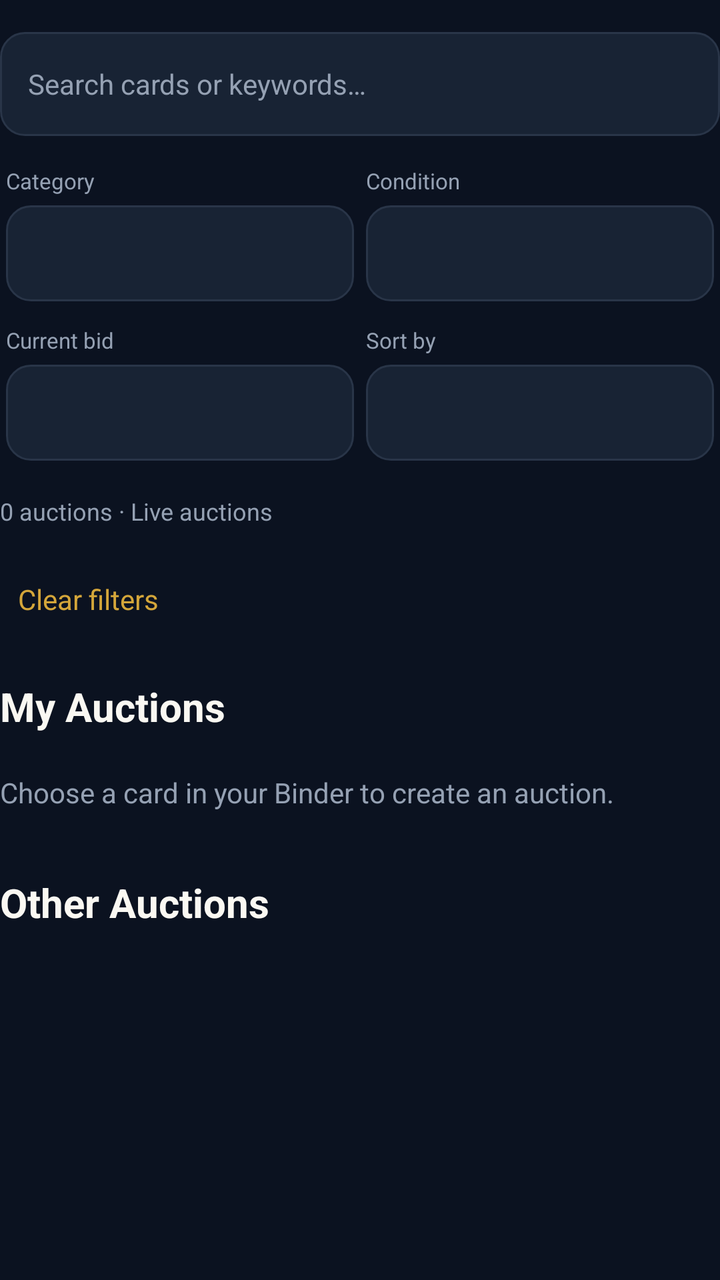
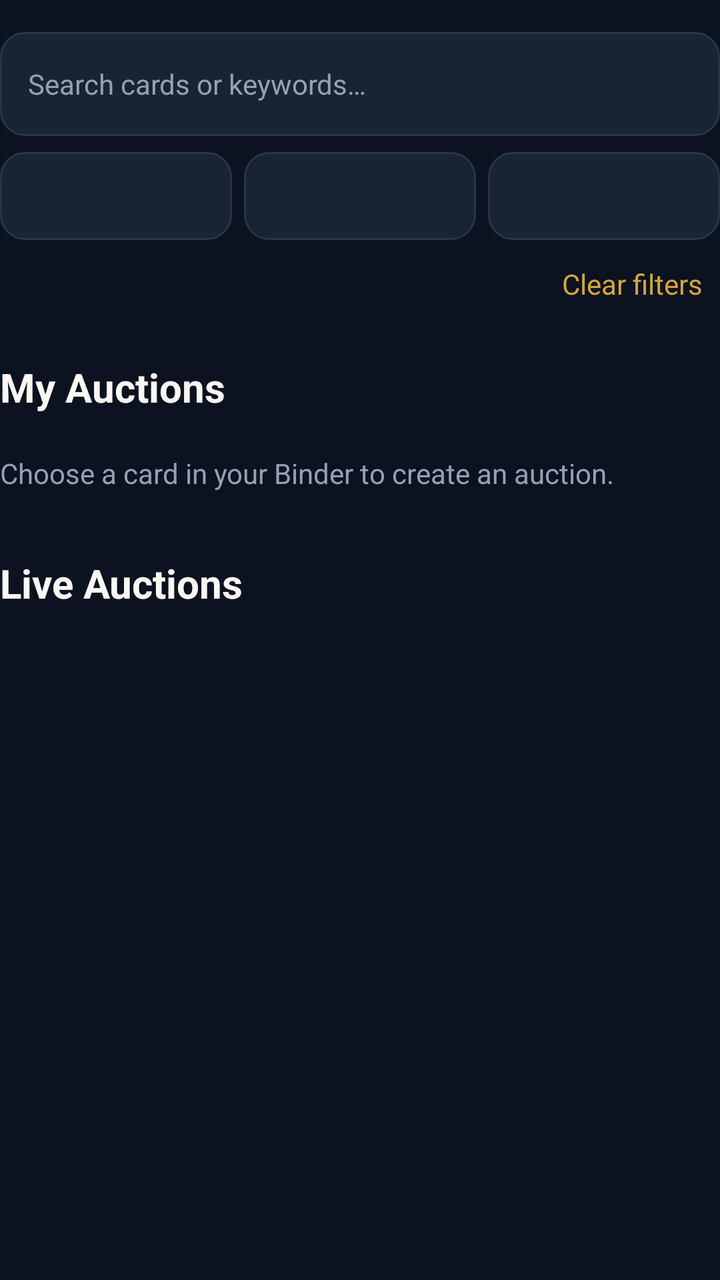

The first picture is an Android layout as it rendered before a commit; the second is the same layout after the commit. The layout source and the unified diff follow.
<!-- AndroidManifest.xml: application theme Theme.Deckbid -->
<!-- res/layout/view_auctions.xml -->
<?xml version="1.0" encoding="utf-8"?>
<LinearLayout xmlns:android="http://schemas.android.com/apk/res/android"
    android:layout_width="match_parent"
    android:layout_height="wrap_content"
    android:orientation="vertical">
    <EditText
        android:id="@+id/auction_search"
        android:layout_width="match_parent"
        android:layout_height="52dp"
        android:layout_marginTop="16dp"
        android:padding="14dp"
        android:background="@drawable/input_background"
        android:hint="Search cards or keywords…"
        android:textColor="#FAF8F2"
        android:textColorHint="#95A1B3"
        android:textSize="14sp"
        android:singleLine="true"
        android:inputType="text"/>
    <LinearLayout
        android:layout_width="match_parent"
        android:layout_height="wrap_content"
        android:orientation="horizontal"
        android:gravity="center_vertical"
        android:layout_marginTop="12dp">
        <LinearLayout
            android:layout_width="0dp"
            android:layout_height="wrap_content"
            android:layout_weight="1"
            android:orientation="vertical"
            android:layout_margin="3dp">
            <TextView
                android:layout_width="match_parent"
                android:layout_height="wrap_content"
                android:text="Category"
                android:textSize="11sp"
                android:textColor="#95A1B3"
                android:layout_marginBottom="5dp"/>
            <Spinner
                android:id="@+id/auction_category"
                android:layout_width="match_parent"
                android:layout_height="48dp"
                android:background="@drawable/input_background"
                android:popupBackground="#182334"
                android:spinnerMode="dropdown"/>
        </LinearLayout>
        <LinearLayout
            android:layout_width="0dp"
            android:layout_height="wrap_content"
            android:layout_weight="1"
            android:orientation="vertical"
            android:layout_margin="3dp">
            <TextView
                android:layout_width="match_parent"
                android:layout_height="wrap_content"
                android:text="Condition"
                android:textSize="11sp"
                android:textColor="#95A1B3"
                android:layout_marginBottom="5dp"/>
            <Spinner
                android:id="@+id/auction_condition"
                android:layout_width="match_parent"
                android:layout_height="48dp"
                android:background="@drawable/input_background"
                android:popupBackground="#182334"
                android:spinnerMode="dropdown"/>
        </LinearLayout>
    </LinearLayout>
    <LinearLayout
        android:layout_width="match_parent"
        android:layout_height="wrap_content"
        android:orientation="horizontal"
        android:gravity="center_vertical"
        android:layout_marginTop="6dp">
        <LinearLayout
            android:layout_width="0dp"
            android:layout_height="wrap_content"
            android:layout_weight="1"
            android:orientation="vertical"
            android:layout_margin="3dp">
            <TextView
                android:layout_width="match_parent"
                android:layout_height="wrap_content"
                android:text="Current bid"
                android:textSize="11sp"
                android:textColor="#95A1B3"
                android:layout_marginBottom="5dp"/>
            <Spinner
                android:id="@+id/auction_price"
                android:layout_width="match_parent"
                android:layout_height="48dp"
                android:background="@drawable/input_background"
                android:popupBackground="#182334"
                android:spinnerMode="dropdown"/>
        </LinearLayout>
        <LinearLayout
            android:layout_width="0dp"
            android:layout_height="wrap_content"
            android:layout_weight="1"
            android:orientation="vertical"
            android:layout_margin="3dp">
            <TextView
                android:layout_width="match_parent"
                android:layout_height="wrap_content"
                android:text="Sort by"
                android:textSize="11sp"
                android:textColor="#95A1B3"
                android:layout_marginBottom="5dp"/>
            <Spinner
                android:id="@+id/auction_sort"
                android:layout_width="match_parent"
                android:layout_height="48dp"
                android:background="@drawable/input_background"
                android:popupBackground="#182334"
                android:spinnerMode="dropdown"/>
        </LinearLayout>
    </LinearLayout>
    <TextView
        android:id="@+id/auction_result_count"
        android:layout_width="match_parent"
        android:layout_height="wrap_content"
        android:text="0 auctions · Live auctions"
        android:textSize="12sp"
        android:textColor="#95A1B3"
        android:layout_marginTop="14dp"
        android:layout_marginBottom="12dp"/>
    <Button
        android:id="@+id/auction_clear"
        android:layout_width="wrap_content"
        android:layout_height="48dp"
        android:background="@android:color/transparent"
        android:text="Clear filters"
        android:textColor="#D4A63A"
        android:textAllCaps="false"/>
    <TextView android:id="@+id/my_auctions_title" android:layout_width="match_parent" android:layout_height="wrap_content" android:layout_marginTop="16dp" android:layout_marginBottom="12dp" android:text="My Auctions" android:textColor="#FAF8F2" android:textSize="20sp" android:textStyle="bold"/>
    <LinearLayout android:id="@+id/my_auction_rows" android:layout_width="match_parent" android:layout_height="wrap_content" android:orientation="vertical"/>
    <TextView android:id="@+id/my_auctions_empty" android:layout_width="match_parent" android:layout_height="wrap_content" android:text="Choose a card in your Binder to create an auction." android:textColor="#95A1B3" android:paddingTop="8dp" android:paddingBottom="16dp"/>
    <TextView android:layout_width="match_parent" android:layout_height="wrap_content" android:layout_marginTop="16dp" android:layout_marginBottom="12dp" android:text="Other Auctions" android:textColor="#FAF8F2" android:textSize="20sp" android:textStyle="bold"/>
    <GridLayout
        android:id="@+id/auction_grid"
        android:layout_width="match_parent"
        android:layout_height="wrap_content"
        android:columnCount="2"/>
    <TextView
        android:id="@+id/auction_empty"
        android:layout_width="match_parent"
        android:layout_height="wrap_content"
        android:text="No auctions match these filters."
        android:textSize="14sp"
        android:textColor="#95A1B3"
        android:visibility="gone"
        android:padding="20dp"
        android:gravity="center"/>
</LinearLayout>
<!-- resources referenced by this layout -->
<resources>
  <!-- drawable input_background (drawable) -->
  <?xml version="1.0" ?>
  <shape xmlns:android="http://schemas.android.com/apk/res/android" android:shape="rectangle">
      <solid android:color="@color/surface"/>
      <corners android:radius="12dp"/>
      <stroke
          android:width="1dp"
          android:color="@color/border"/>
  </shape>
  <style name="Theme.Deckbid" parent="android:style/Theme.Material.NoActionBar">
          <item name="android:fontFamily">sans-serif</item>
          <item name="android:colorAccent">#D4A63A</item>
          <item name="android:windowBackground">#0B1220</item>
          <item name="android:statusBarColor">#0B1220</item>
          <item name="android:navigationBarColor">#0B1220</item>
          <item name="android:windowLightStatusBar">false</item>
          <item name="android:colorBackground">#0B1220</item>
          <item name="android:windowAnimationStyle">@null</item>
      </style>
  <color name="surface">#182334</color>
  <color name="border">#293548</color>
</resources>

<!-- the commit's change to res/layout/view_auctions.xml (unified diff, before → after) -->
@@ -20,121 +20,55 @@
         android:layout_width="match_parent"
         android:layout_height="wrap_content"
         android:orientation="horizontal"
-        android:gravity="center_vertical"
-        android:layout_marginTop="12dp">
-        <LinearLayout
+        android:layout_marginTop="8dp">
+        <Spinner
+            android:id="@+id/auction_category"
             android:layout_width="0dp"
             android:layout_height="wrap_content"
             android:layout_weight="1"
-            android:orientation="vertical"
-            android:layout_margin="3dp">
-            <TextView
-                android:layout_width="match_parent"
-                android:layout_height="wrap_content"
-                android:text="Category"
-                android:textSize="11sp"
-                android:textColor="#95A1B3"
-                android:layout_marginBottom="5dp"/>
-            <Spinner
-                android:id="@+id/auction_category"
-                android:layout_width="match_parent"
-                android:layout_height="48dp"
-                android:background="@drawable/input_background"
-                android:popupBackground="#182334"
-                android:spinnerMode="dropdown"/>
-        </LinearLayout>
-        <LinearLayout
+            android:minHeight="44dp"
+            android:layout_marginStart="0dp"
+            android:spinnerMode="dropdown"
+            android:dropDownWidth="180dp"
+            android:background="@drawable/input_background"
+            android:popupBackground="#182334"/>
+        <Spinner
+            android:id="@+id/auction_condition"
             android:layout_width="0dp"
             android:layout_height="wrap_content"
             android:layout_weight="1"
-            android:orientation="vertical"
-            android:layout_margin="3dp">
-            <TextView
-                android:layout_width="match_parent"
-                android:layout_height="wrap_content"
-                android:text="Condition"
-                android:textSize="11sp"
-                android:textColor="#95A1B3"
-                android:layout_marginBottom="5dp"/>
-            <Spinner
-                android:id="@+id/auction_condition"
-                android:layout_width="match_parent"
-                android:layout_height="48dp"
-                android:background="@drawable/input_background"
-                android:popupBackground="#182334"
-                android:spinnerMode="dropdown"/>
-        </LinearLayout>
-    </LinearLayout>
-    <LinearLayout
-        android:layout_width="match_parent"
-        android:layout_height="wrap_content"
-        android:orientation="horizontal"
-        android:gravity="center_vertical"
-        android:layout_marginTop="6dp">
-        <LinearLayout
+            android:minHeight="44dp"
+            android:layout_marginStart="6dp"
+            android:spinnerMode="dropdown"
+            android:dropDownWidth="180dp"
+            android:background="@drawable/input_background"
+            android:popupBackground="#182334"/>
+        <Spinner
+            android:id="@+id/auction_price"
             android:layout_width="0dp"
             android:layout_height="wrap_content"
             android:layout_weight="1"
-            android:orientation="vertical"
-            android:layout_margin="3dp">
-            <TextView
-                android:layout_width="match_parent"
-                android:layout_height="wrap_content"
-                android:text="Current bid"
-                android:textSize="11sp"
-                android:textColor="#95A1B3"
-                android:layout_marginBottom="5dp"/>
-            <Spinner
-                android:id="@+id/auction_price"
-                android:layout_width="match_parent"
-                android:layout_height="48dp"
-                android:background="@drawable/input_background"
-                android:popupBackground="#182334"
-                android:spinnerMode="dropdown"/>
-        </LinearLayout>
-        <LinearLayout
-            android:layout_width="0dp"
-            android:layout_height="wrap_content"
-            android:layout_weight="1"
-            android:orientation="vertical"
-            android:layout_margin="3dp">
-            <TextView
-                android:layout_width="match_parent"
-                android:layout_height="wrap_content"
-                android:text="Sort by"
-                android:textSize="11sp"
-                android:textColor="#95A1B3"
-                android:layout_marginBottom="5dp"/>
-            <Spinner
-                android:id="@+id/auction_sort"
-                android:layout_width="match_parent"
-                android:layout_height="48dp"
-                android:background="@drawable/input_background"
-                android:popupBackground="#182334"
-                android:spinnerMode="dropdown"/>
-        </LinearLayout>
+            android:minHeight="44dp"
+            android:layout_marginStart="6dp"
+            android:spinnerMode="dropdown"
+            android:dropDownWidth="180dp"
+            android:background="@drawable/input_background"
+            android:popupBackground="#182334"/>
     </LinearLayout>
-    <TextView
-        android:id="@+id/auction_result_count"
-        android:layout_width="match_parent"
-        android:layout_height="wrap_content"
-        android:text="0 auctions · Live auctions"
-        android:textSize="12sp"
-        android:textColor="#95A1B3"
-        android:layout_marginTop="14dp"
-        android:layout_marginBottom="12dp"/>
     <Button
         android:id="@+id/auction_clear"
         android:layout_width="wrap_content"
-        android:layout_height="48dp"
-        android:background="@android:color/transparent"
+        android:layout_height="wrap_content"
+        android:minHeight="44dp"
+        android:layout_gravity="end"
+        android:background="?android:attr/selectableItemBackground"
         android:text="Clear filters"
         android:textColor="#D4A63A"
         android:textAllCaps="false"/>
     <TextView android:id="@+id/my_auctions_title" android:layout_width="match_parent" android:layout_height="wrap_content" android:layout_marginTop="16dp" android:layout_marginBottom="12dp" android:text="My Auctions" android:textColor="#FAF8F2" android:textSize="20sp" android:textStyle="bold"/>
     <LinearLayout android:id="@+id/my_auction_rows" android:layout_width="match_parent" android:layout_height="wrap_content" android:orientation="vertical"/>
     <TextView android:id="@+id/my_auctions_empty" android:layout_width="match_parent" android:layout_height="wrap_content" android:text="Choose a card in your Binder to create an auction." android:textColor="#95A1B3" android:paddingTop="8dp" android:paddingBottom="16dp"/>
-    <TextView android:layout_width="match_parent" android:layout_height="wrap_content" android:layout_marginTop="16dp" android:layout_marginBottom="12dp" android:text="Other Auctions" android:textColor="#FAF8F2" android:textSize="20sp" android:textStyle="bold"/>
+    <TextView android:id="@+id/live_auctions_title" android:layout_width="match_parent" android:layout_height="wrap_content" android:layout_marginTop="16dp" android:layout_marginBottom="12dp" android:text="Live Auctions" android:textColor="#FAF8F2" android:textSize="20sp" android:textStyle="bold"/>
     <GridLayout
         android:id="@+id/auction_grid"
         android:layout_width="match_parent"
